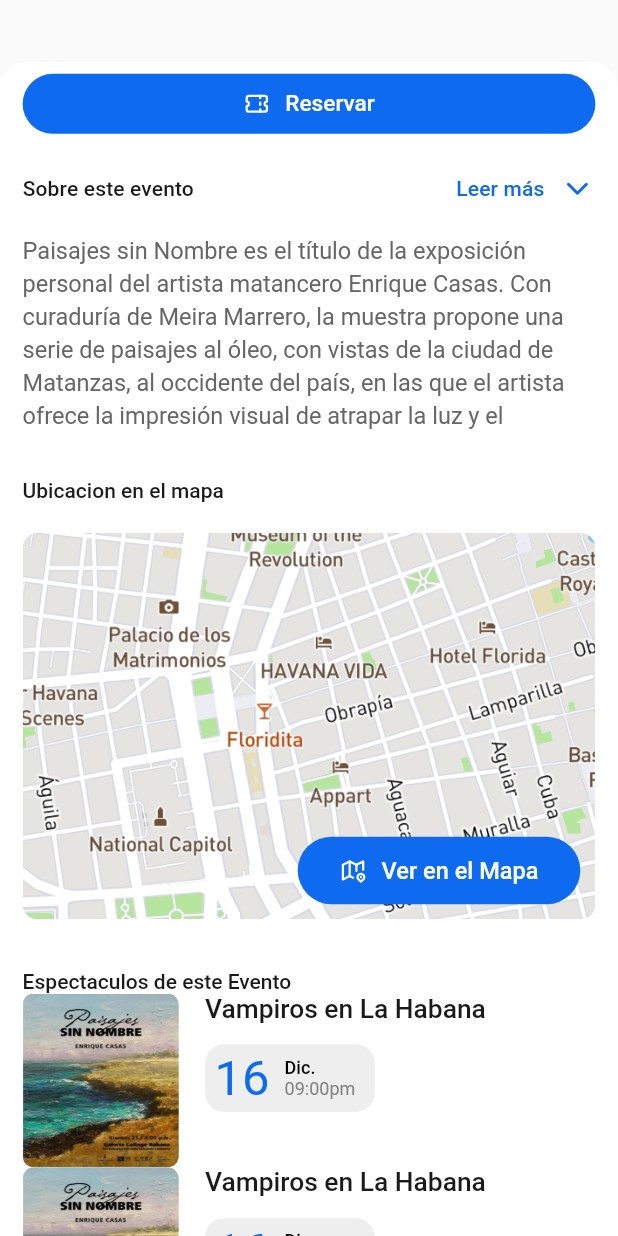
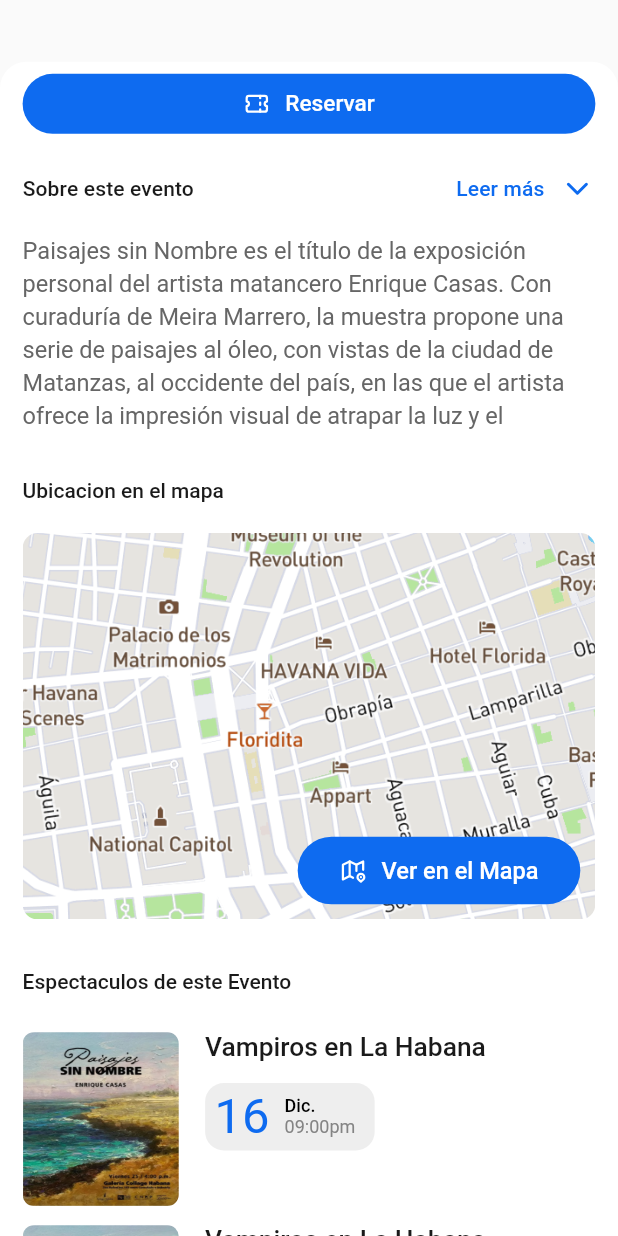
Before and after one commit to rogerordaz1/customer, a Flutter app: the EventDetailFullWidget widget shown alone on an empty page, opened directly, scrolled down 576 dp, on a phone screen of 412 x 824 dp. Run offline on Flutter 3.47's test engine with Material 2 defaults, Android fonts, the phone set to English and light mode, and no system bars; our stand-ins replace flutter_dotenv, flutter_screenutil, get, tabler_icons; missing offline and left inert: flutter_statusbarcolor_ns.

Commit message:
terminado el detalles de eventos full

```diff
--- a/lib/modules/home/widgets/event_card/event_actions_buttons_widgets.dart
+++ b/lib/modules/home/widgets/event_card/event_actions_buttons_widgets.dart
@@ -1,4 +1,3 @@
-
 import 'package:app/core/utils/botton_sheets/botton_sheets.dart';
 import 'package:flutter/material.dart';
 import 'package:flutter_screenutil/flutter_screenutil.dart';
@@ -63,8 +62,8 @@ class EventActionButtonWidget extends StatelessWidget {
           buttonText: "Ver detalles",
           iconData: TablerIcons.eye,
           style: styleOutlineButton,
-          onPressed: () =>
-              BottonSheets.showEventDetailBottomSheet(context: context),
+          onPressed: () => BottonSheets.showEventDetailBottomSheet(
+              context: context, isEvent: isEvent),
         )),
         SizedBox(width: 18.w),
         Expanded(
--- a/lib/modules/home/widgets/event_detail/event_detail_full_widget.dart
+++ b/lib/modules/home/widgets/event_detail/event_detail_full_widget.dart
@@ -8,7 +8,10 @@ import '../widgets.dart';
 class EventDetailFullWidget extends StatelessWidget {
   const EventDetailFullWidget({
     super.key,
+    this.isEvent = true,
   });
+
+  final bool? isEvent;
 
   @override
   Widget build(BuildContext context) {
@@ -67,7 +70,8 @@ class EventDetailFullWidget extends StatelessWidget {
                       SizedBox(height: 10.h),
                       const EventDetailMapLocationSectionWidget(),
                       SizedBox(height: 10.h),
-                      const ShowInThisEventSection(),
+                      if (isEvent != null && isEvent == true)
+                        const ShowsInThisEventSection(),
                     ],
                   ),
                 ),
@@ -80,8 +84,8 @@ class EventDetailFullWidget extends StatelessWidget {
   }
 }
 
-class ShowInThisEventSection extends StatelessWidget {
-  const ShowInThisEventSection({
+class ShowsInThisEventSection extends StatelessWidget {
+  const ShowsInThisEventSection({
     super.key,
   });
 
@@ -100,11 +104,20 @@ class ShowInThisEventSection extends StatelessWidget {
           ),
         ),
         SizedBox(
+          height: 20.h,
+        ),
+        SizedBox(
           height: 400.h,
-          child: ListView.builder(
-            itemCount: 4,
+          child: ListView.separated(
+            physics: const BouncingScrollPhysics(),
+            itemCount: 10,
             itemBuilder: (context, index) {
               return const ShowCard();
+            },
+            separatorBuilder: (BuildContext context, int index) {
+              return SizedBox(
+                height: 10.h,
+              );
             },
           ),
         ),
```
Also changed, not shown: lib/core/utils/botton_sheets/botton_sheets.dart (+5 -6 lines).
